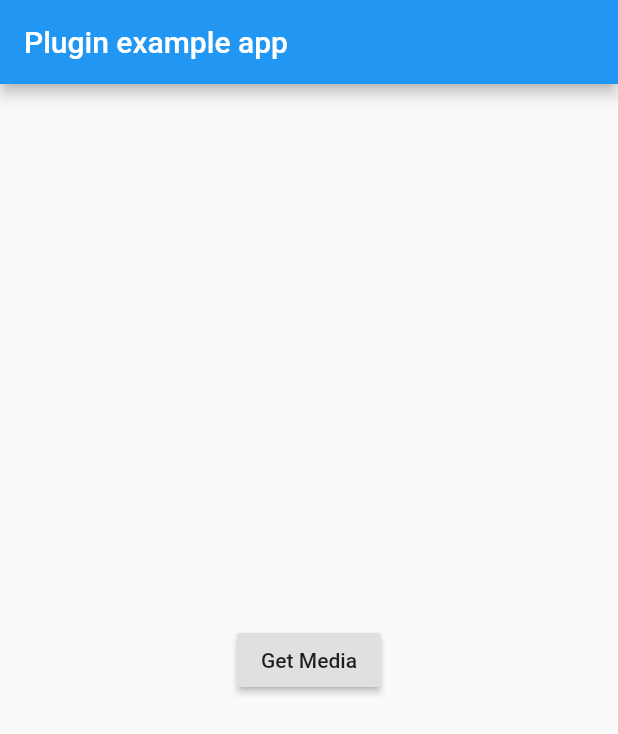
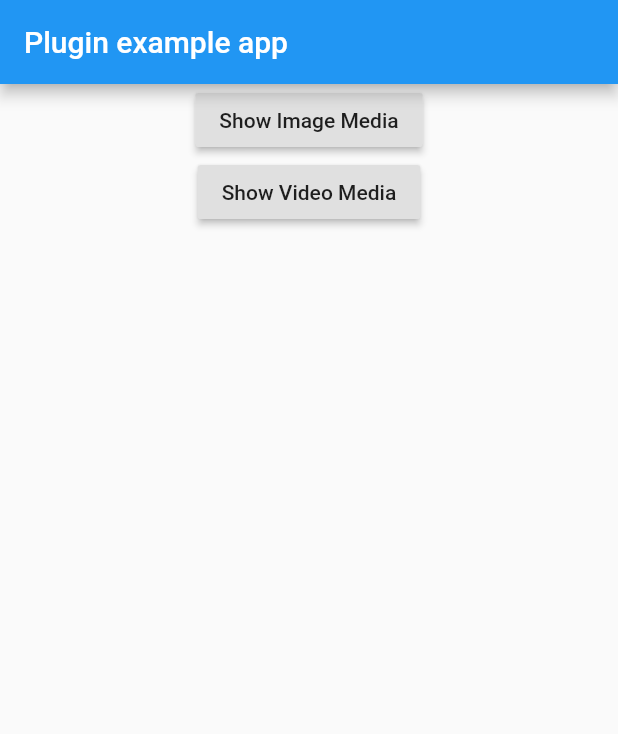
Before and after one commit to pratikgode/flutter-picker, a Flutter app: the screen it shows after launch, on a phone screen of 412 x 824 dp. Shown: the top 734 px of the screen. Run offline on Flutter 3.47's test engine with Material 2 defaults, Android fonts, the phone set to English and light mode, and no system bars.

Commit message:
CR:kanaiya Video Buttun added

```diff
--- a/example/lib/main.dart
+++ b/example/lib/main.dart
@@ -82,8 +82,10 @@ class _MyAppState extends State<MyApp> {
           title: const Text('Plugin example app'),
         ),
         body: Center(
-          child: RaisedButton(
-              child: const Text("Get Media"),
+          child: Column(
+            children: <Widget>[
+              RaisedButton(
+                  child: const Text("Show Image Media"),
                   onPressed: () {
                     /*_checkPermission().then((granted) {
                   if (!granted) return;
@@ -92,7 +94,7 @@ class _MyAppState extends State<MyApp> {
                     // getMedia();
 
                     FlutterPicker.getImage().then((mediaFiles) {
-                  print(mediaFiles);
+                      //print(mediaFiles);
                       Navigator.push(
                         context,
                         MaterialPageRoute(builder: (context) => PickerWidget(mediaFiles)),
@@ -100,6 +102,26 @@ class _MyAppState extends State<MyApp> {
                     });
 
                   }),
+              RaisedButton(
+                  child: const Text("Show Video Media"),
+                  onPressed: () {
+                    /*_checkPermission().then((granted) {
+                  if (!granted) return;
+                  getMedia();
+                });*/
+                    // getMedia();
+
+                    FlutterPicker.getVideo().then((mediaFiles) {
+                      //print(mediaFiles);
+                      Navigator.push(
+                        context,
+                        MaterialPageRoute(builder: (context) => PickerWidget(mediaFiles)),
+                      );
+                    });
+
+                  })
+            ],
+          ),
 
         ),
       );
```
Lines whose indentation alone changed are shown as unchanged.
